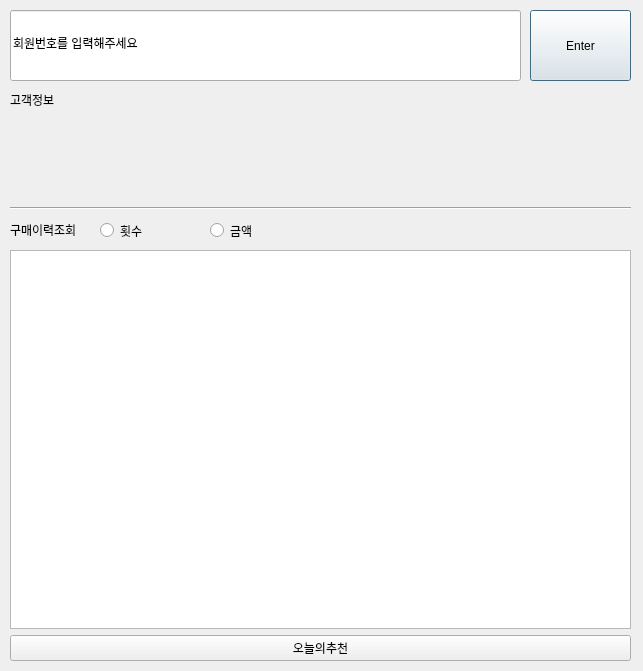
Before: the Qt Designer form design_main.ui in sohyeon98720/Lgorithm, drawn with Qt 5.
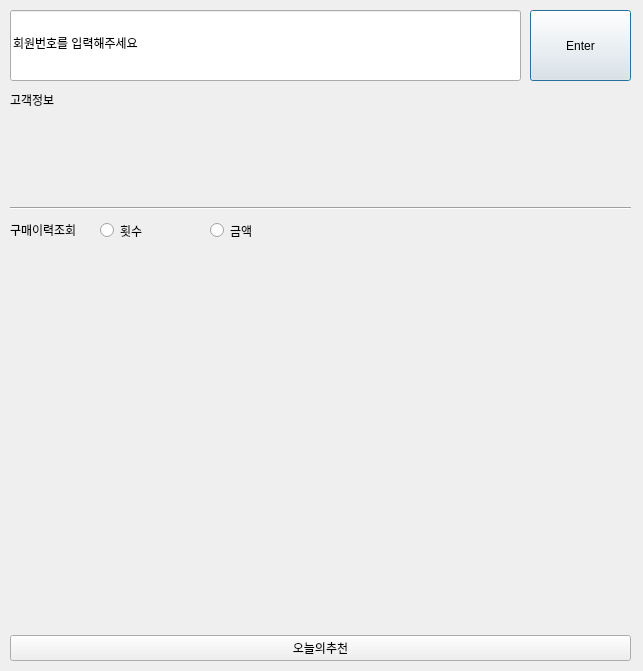
After: the same form once the commit is applied.

```diff
--- a/design_main.ui
+++ b/design_main.ui
@@ -92,7 +92,11 @@
    </property>
    <layout class="QVBoxLayout" name="verticalLayout">
     <item>
-     <widget class="QGraphicsView" name="graphicsView"/>
+     <widget class="QLabel" name="label_piechart">
+      <property name="text">
+       <string/>
+      </property>
+     </widget>
     </item>
     <item>
      <widget class="QPushButton" name="pushButton_recom">
```
Left out of the diff: 6 changed lines with no effect on the pictures.
